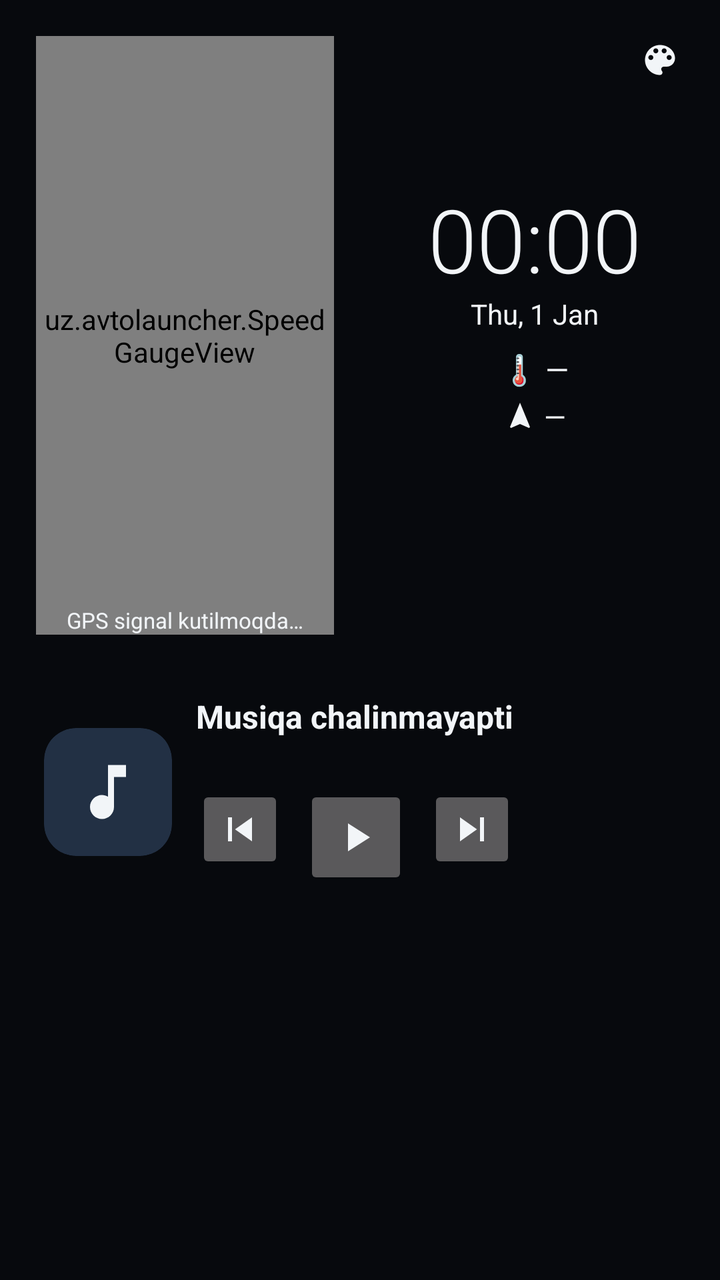
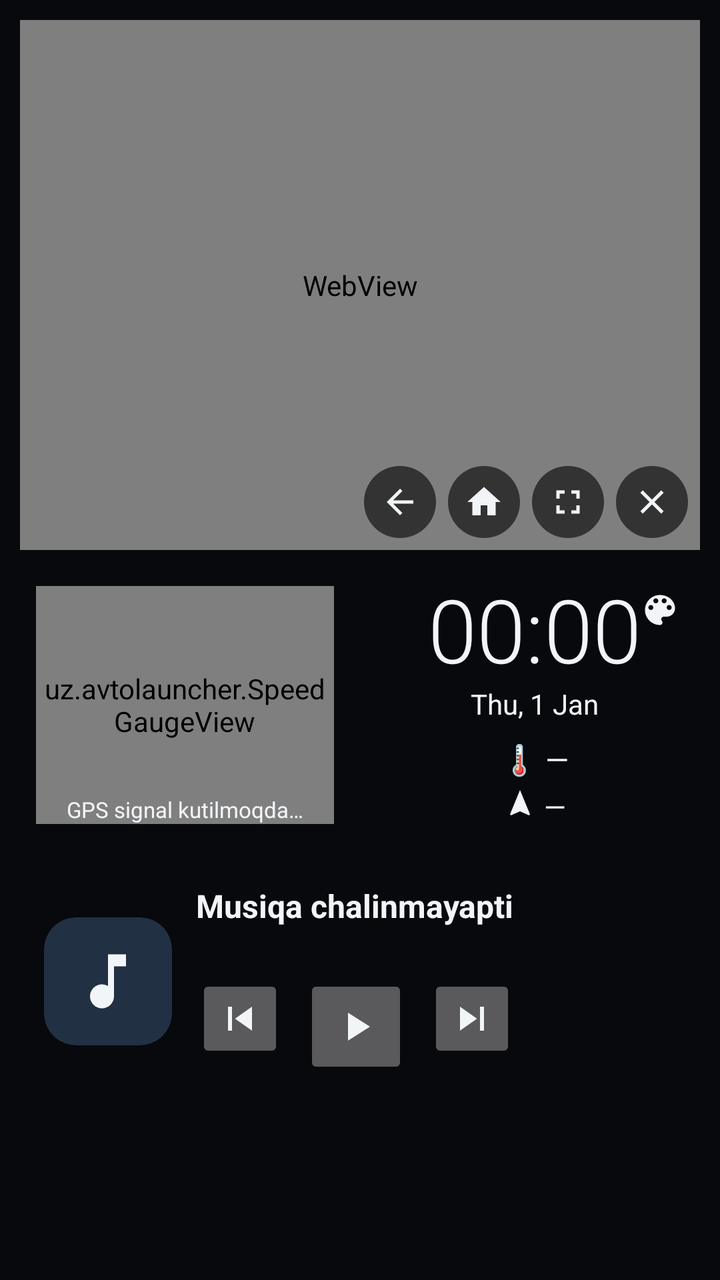

The first picture is an Android layout as it rendered before a commit; the second is the same layout after the commit. The layout source and the unified diff follow.
<!-- AndroidManifest.xml: application theme Theme.Avto -->
<!-- res/layout/activity_dash.xml -->
<?xml version="1.0" encoding="utf-8"?>
<FrameLayout xmlns:android="http://schemas.android.com/apk/res/android"
    android:id="@+id/root"
    android:layout_width="match_parent"
    android:layout_height="match_parent"
    android:background="@color/bg">

    <ImageView
        android:id="@+id/wallpaper"
        android:layout_width="match_parent"
        android:layout_height="match_parent"
        android:importantForAccessibility="no"
        android:scaleType="centerCrop"
        android:visibility="gone" />

    <View
        android:id="@+id/wallDim"
        android:layout_width="match_parent"
        android:layout_height="match_parent"
        android:background="#59000000"
        android:visibility="gone" />

    <LinearLayout
        android:layout_width="match_parent"
        android:layout_height="match_parent"
        android:orientation="vertical"
        android:padding="10dp">

        
        <LinearLayout
            android:layout_width="match_parent"
            android:layout_height="0dp"
            android:layout_weight="1.4"
            android:orientation="horizontal">

            <FrameLayout
                android:id="@+id/gaugePanel"
                android:layout_width="0dp"
                android:layout_height="match_parent"
                android:layout_weight="1"
                android:padding="8dp">

                <uz.avtolauncher.SpeedGaugeView
                    android:id="@+id/gauge"
                    android:layout_width="match_parent"
                    android:layout_height="match_parent" />

                <TextView
                    android:id="@+id/gpsHint"
                    android:layout_width="wrap_content"
                    android:layout_height="wrap_content"
                    android:layout_gravity="bottom|center_horizontal"
                    android:text="@string/gps_wait"
                    android:textSize="11sp" />
            </FrameLayout>

            <FrameLayout
                android:id="@+id/clockPanel"
                android:layout_width="0dp"
                android:layout_height="match_parent"
                android:layout_marginStart="10dp"
                android:layout_weight="1">

                <LinearLayout
                    android:layout_width="match_parent"
                    android:layout_height="match_parent"
                    android:gravity="center"
                    android:orientation="vertical"
                    android:padding="8dp">

                    <TextClock
                        android:id="@+id/timeClock"
                        android:layout_width="wrap_content"
                        android:layout_height="wrap_content"
                        android:fontFamily="sans-serif-light"
                        android:format12Hour="HH:mm"
                        android:format24Hour="HH:mm"
                        android:includeFontPadding="false"
                        android:textSize="44sp" />

                    <TextClock
                        android:id="@+id/dateClock"
                        android:layout_width="wrap_content"
                        android:layout_height="wrap_content"
                        android:format12Hour="EEE, d MMM"
                        android:format24Hour="EEE, d MMM"
                        android:textSize="14sp" />

                    <TextView
                        android:id="@+id/weatherText"
                        android:layout_width="wrap_content"
                        android:layout_height="wrap_content"
                        android:layout_marginTop="8dp"
                        android:maxLines="1"
                        android:text="🌡 —"
                        android:textSize="15sp" />

                    <LinearLayout
                        android:layout_width="wrap_content"
                        android:layout_height="wrap_content"
                        android:layout_marginTop="4dp"
                        android:gravity="center_vertical"
                        android:orientation="horizontal">

                        <ImageView
                            android:id="@+id/compassArrow"
                            android:layout_width="16dp"
                            android:layout_height="16dp"
                            android:importantForAccessibility="no"
                            android:src="@drawable/ic_navigation" />

                        <TextView
                            android:id="@+id/compassText"
                            android:layout_width="wrap_content"
                            android:layout_height="wrap_content"
                            android:layout_marginStart="4dp"
                            android:maxLines="1"
                            android:text="—"
                            android:textSize="14sp" />
                    </LinearLayout>

                    <TextView
                        android:id="@+id/battery"
                        android:layout_width="wrap_content"
                        android:layout_height="wrap_content"
                        android:layout_marginTop="4dp"
                        android:textSize="13sp" />
                </LinearLayout>

                <ImageButton
                    android:id="@+id/btnTheme"
                    android:layout_width="36dp"
                    android:layout_height="36dp"
                    android:layout_gravity="top|end"
                    android:layout_margin="2dp"
                    android:background="@android:color/transparent"
                    android:contentDescription="theme"
                    android:padding="8dp"
                    android:scaleType="fitCenter"
                    android:src="@drawable/ic_palette" />
            </FrameLayout>
        </LinearLayout>

        
        <LinearLayout
            android:id="@+id/musicPanel"
            android:layout_width="match_parent"
            android:layout_height="wrap_content"
            android:layout_marginTop="10dp"
            android:gravity="center_vertical"
            android:orientation="horizontal"
            android:padding="12dp">

            <ImageView
                android:id="@+id/albumArt"
                android:layout_width="64dp"
                android:layout_height="64dp"
                android:background="@drawable/art_bg"
                android:clipToOutline="true"
                android:importantForAccessibility="no"
                android:padding="14dp"
                android:scaleType="centerCrop"
                android:src="@drawable/ic_music" />

            <LinearLayout
                android:layout_width="0dp"
                android:layout_height="wrap_content"
                android:layout_marginStart="12dp"
                android:layout_weight="1"
                android:orientation="vertical">

                <TextView
                    android:id="@+id/trackTitle"
                    android:layout_width="match_parent"
                    android:layout_height="wrap_content"
                    android:ellipsize="end"
                    android:maxLines="1"
                    android:text="@string/no_music"
                    android:textSize="16sp"
                    android:textStyle="bold" />

                <TextView
                    android:id="@+id/trackArtist"
                    android:layout_width="match_parent"
                    android:layout_height="wrap_content"
                    android:ellipsize="end"
                    android:maxLines="1"
                    android:textSize="13sp" />

                <LinearLayout
                    android:layout_width="wrap_content"
                    android:layout_height="wrap_content"
                    android:layout_marginTop="6dp"
                    android:orientation="horizontal">

                    <ImageButton
                        android:id="@+id/btnPrev"
                        android:layout_width="44dp"
                        android:layout_height="44dp"
                        android:contentDescription="prev"
                        android:src="@drawable/ic_prev" />

                    <ImageButton
                        android:id="@+id/btnPlay"
                        android:layout_width="52dp"
                        android:layout_height="52dp"
                        android:layout_marginStart="10dp"
                        android:layout_marginEnd="10dp"
                        android:contentDescription="play"
                        android:src="@drawable/ic_play" />

                    <ImageButton
                        android:id="@+id/btnNext"
                        android:layout_width="44dp"
                        android:layout_height="44dp"
                        android:contentDescription="next"
                        android:src="@drawable/ic_next" />
                </LinearLayout>

                <TextView
                    android:id="@+id/mediaHint"
                    android:layout_width="match_parent"
                    android:layout_height="wrap_content"
                    android:layout_marginTop="4dp"
                    android:text="@string/media_permission"
                    android:textSize="11sp"
                    android:visibility="gone" />
            </LinearLayout>
        </LinearLayout>

        
        <LinearLayout
            android:id="@+id/tiles"
            android:layout_width="match_parent"
            android:layout_height="0dp"
            android:layout_marginTop="4dp"
            android:layout_weight="0.75"
            android:orientation="horizontal" />
    </LinearLayout>
</FrameLayout>
<!-- resources referenced by this layout -->
<resources>
  <color name="bg">#FF07090D</color>
  <!-- drawable art_bg (drawable) -->
  <?xml version="1.0" encoding="utf-8"?>
  <shape xmlns:android="http://schemas.android.com/apk/res/android" android:shape="rectangle">
      <solid android:color="@color/tile_pressed"/>
      <corners android:radius="16dp"/>
  </shape>
  <!-- drawable ic_navigation (drawable) -->
  <?xml version="1.0" encoding="utf-8"?>
  <vector xmlns:android="http://schemas.android.com/apk/res/android"
      android:width="24dp" android:height="24dp"
      android:viewportWidth="24" android:viewportHeight="24">
      <path android:fillColor="#FFF2F5F8" android:pathData="M12,2L4.5,20.29l0.71,0.71L12,18l6.79,3 0.71,-0.71z"/>
  </vector>
  <!-- drawable ic_next (drawable) -->
  <?xml version="1.0" encoding="utf-8"?>
  <vector xmlns:android="http://schemas.android.com/apk/res/android"
      android:width="24dp" android:height="24dp"
      android:viewportWidth="24" android:viewportHeight="24">
      <path android:fillColor="#FFF2F5F8" android:pathData="M6,18l8.5,-6L6,6v12zM16,6v12h2V6h-2z"/>
  </vector>
  <!-- drawable ic_play (drawable) -->
  <?xml version="1.0" encoding="utf-8"?>
  <vector xmlns:android="http://schemas.android.com/apk/res/android"
      android:width="24dp" android:height="24dp"
      android:viewportWidth="24" android:viewportHeight="24">
      <path android:fillColor="#FFF2F5F8" android:pathData="M8,5v14l11,-7z"/>
  </vector>
  <!-- drawable ic_prev (drawable) -->
  <?xml version="1.0" encoding="utf-8"?>
  <vector xmlns:android="http://schemas.android.com/apk/res/android"
      android:width="24dp" android:height="24dp"
      android:viewportWidth="24" android:viewportHeight="24">
      <path android:fillColor="#FFF2F5F8" android:pathData="M6,6h2v12H6zM9.5,12l8.5,6V6z"/>
  </vector>
  <string name="gps_wait">GPS signal kutilmoqda…</string>
  <string name="media_permission">Qo\'shiq nomini ko\'rsatish uchun shu yerga bosib ruxsat bering</string>
  <string name="no_music">Musiqa chalinmayapti</string>
  <color name="tile_pressed">#FF223044</color>
  <color name="accent">#FF2FD5C8</color>
  <color name="text">#FFF2F5F8</color>
  <!-- unchanged entries left out for length: 3 -->
</resources>

<!-- the commit's change to res/layout/activity_dash.xml (unified diff, before → after) -->
@@ -27,10 +27,82 @@
         android:padding="10dp">
 
         
+        <FrameLayout
+            android:id="@+id/videoPanel"
+            android:layout_width="match_parent"
+            android:layout_height="0dp"
+            android:layout_marginBottom="10dp"
+            android:layout_weight="1">
+
+            <WebView
+                android:id="@+id/web"
+                android:layout_width="match_parent"
+                android:layout_height="match_parent" />
+
+            <LinearLayout
+                android:layout_width="wrap_content"
+                android:layout_height="wrap_content"
+                android:layout_gravity="bottom|end"
+                android:layout_margin="6dp"
+                android:orientation="horizontal">
+
+                <ImageButton
+                    android:id="@+id/btnVideoBack"
+                    android:layout_width="36dp"
+                    android:layout_height="36dp"
+                    android:background="@drawable/video_btn"
+                    android:contentDescription="back"
+                    android:padding="8dp"
+                    android:scaleType="fitCenter"
+                    android:src="@drawable/ic_back" />
+
+                <ImageButton
+                    android:id="@+id/btnVideoHome"
+                    android:layout_width="36dp"
+                    android:layout_height="36dp"
+                    android:layout_marginStart="6dp"
+                    android:background="@drawable/video_btn"
+                    android:contentDescription="home"
+                    android:padding="8dp"
+                    android:scaleType="fitCenter"
+                    android:src="@drawable/ic_home" />
+
+                <ImageButton
+                    android:id="@+id/btnVideoExpand"
+                    android:layout_width="36dp"
+                    android:layout_height="36dp"
+                    android:layout_marginStart="6dp"
+                    android:background="@drawable/video_btn"
+                    android:contentDescription="expand"
+                    android:padding="8dp"
+                    android:scaleType="fitCenter"
+                    android:src="@drawable/ic_fullscreen" />
+
+                <ImageButton
+                    android:id="@+id/btnVideoClose"
+                    android:layout_width="36dp"
+                    android:layout_height="36dp"
+                    android:layout_marginStart="6dp"
+                    android:background="@drawable/video_btn"
+                    android:contentDescription="close"
+                    android:padding="8dp"
+                    android:scaleType="fitCenter"
+                    android:src="@drawable/ic_close" />
+            </LinearLayout>
+        </FrameLayout>
+
         <LinearLayout
+            android:id="@+id/dashBottom"
             android:layout_width="match_parent"
             android:layout_height="0dp"
-            android:layout_weight="1.4"
+            android:layout_weight="1.3"
+            android:orientation="vertical">
+
+        
+        <LinearLayout
+            android:layout_width="match_parent"
+            android:layout_height="0dp"
+            android:layout_weight="1"
             android:orientation="horizontal">
 
             <FrameLayout
@@ -138,6 +210,19 @@
                     android:padding="8dp"
                     android:scaleType="fitCenter"
                     android:src="@drawable/ic_palette" />
+
+                <ImageButton
+                    android:id="@+id/btnVideoShow"
+                    android:layout_width="36dp"
+                    android:layout_height="36dp"
+                    android:layout_gravity="top|start"
+                    android:layout_margin="2dp"
+                    android:background="@android:color/transparent"
+                    android:contentDescription="YouTube"
+                    android:padding="8dp"
+                    android:scaleType="fitCenter"
+                    android:src="@drawable/ic_play"
+                    android:visibility="gone" />
             </FrameLayout>
         </LinearLayout>
 
@@ -234,7 +319,16 @@
             android:layout_width="match_parent"
             android:layout_height="0dp"
             android:layout_marginTop="4dp"
-            android:layout_weight="0.75"
+            android:layout_weight="0.55"
             android:orientation="horizontal" />
+        </LinearLayout>
     </LinearLayout>
+
+    
+    <FrameLayout
+        android:id="@+id/fullHolder"
+        android:layout_width="match_parent"
+        android:layout_height="match_parent"
+        android:background="#FF000000"
+        android:visibility="gone" />
 </FrameLayout>
<!-- resource entries referenced after the edit -->
@@ -7,6 +7,34 @@
       <solid android:color="@color/tile_pressed"/>
       <corners android:radius="16dp"/>
   </shape>
+  <!-- drawable ic_back (drawable) -->
+  <?xml version="1.0" encoding="utf-8"?>
+  <vector xmlns:android="http://schemas.android.com/apk/res/android"
+      android:width="24dp" android:height="24dp"
+      android:viewportWidth="24" android:viewportHeight="24">
+      <path android:fillColor="#FFF2F5F8" android:pathData="M20,11H7.83l5.59,-5.59L12,4l-8,8 8,8 1.41,-1.41L7.83,13H20v-2z"/>
+  </vector>
+  <!-- drawable ic_close (drawable) -->
+  <?xml version="1.0" encoding="utf-8"?>
+  <vector xmlns:android="http://schemas.android.com/apk/res/android"
+      android:width="24dp" android:height="24dp"
+      android:viewportWidth="24" android:viewportHeight="24">
+      <path android:fillColor="#FFF2F5F8" android:pathData="M19,6.41L17.59,5 12,10.59 6.41,5 5,6.41 10.59,12 5,17.59 6.41,19 12,13.41 17.59,19 19,17.59 13.41,12z"/>
+  </vector>
+  <!-- drawable ic_fullscreen (drawable) -->
+  <?xml version="1.0" encoding="utf-8"?>
+  <vector xmlns:android="http://schemas.android.com/apk/res/android"
+      android:width="24dp" android:height="24dp"
+      android:viewportWidth="24" android:viewportHeight="24">
+      <path android:fillColor="#FFF2F5F8" android:pathData="M7,14H5v5h5v-2H7v-3zM5,10h2V7h3V5H5v5zM17,17h-3v2h5v-5h-2v3zM14,5v2h3v3h2V5h-5z"/>
+  </vector>
+  <!-- drawable ic_home (drawable) -->
+  <?xml version="1.0" encoding="utf-8"?>
+  <vector xmlns:android="http://schemas.android.com/apk/res/android"
+      android:width="24dp" android:height="24dp"
+      android:viewportWidth="24" android:viewportHeight="24">
+      <path android:fillColor="#FFF2F5F8" android:pathData="M10,20v-6h4v6h5v-8h3L12,3 2,12h3v8z"/>
+  </vector>
   <!-- drawable ic_navigation (drawable) -->
   <?xml version="1.0" encoding="utf-8"?>
   <vector xmlns:android="http://schemas.android.com/apk/res/android"
@@ -35,6 +63,11 @@
       android:viewportWidth="24" android:viewportHeight="24">
       <path android:fillColor="#FFF2F5F8" android:pathData="M6,6h2v12H6zM9.5,12l8.5,6V6z"/>
   </vector>
+  <!-- drawable video_btn (drawable) -->
+  <?xml version="1.0" encoding="utf-8"?>
+  <shape xmlns:android="http://schemas.android.com/apk/res/android" android:shape="oval">
+      <solid android:color="#99000000"/>
+  </shape>
   <string name="gps_wait">GPS signal kutilmoqda…</string>
   <string name="media_permission">Qo\'shiq nomini ko\'rsatish uchun shu yerga bosib ruxsat bering</string>
   <string name="no_music">Musiqa chalinmayapti</string>
